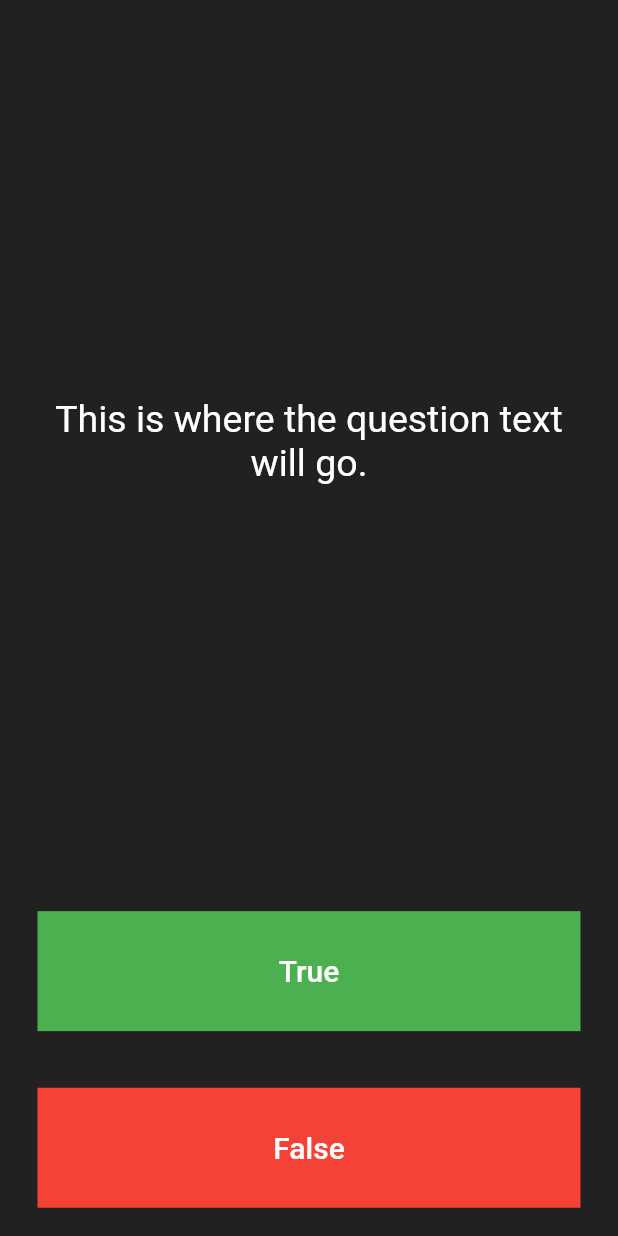
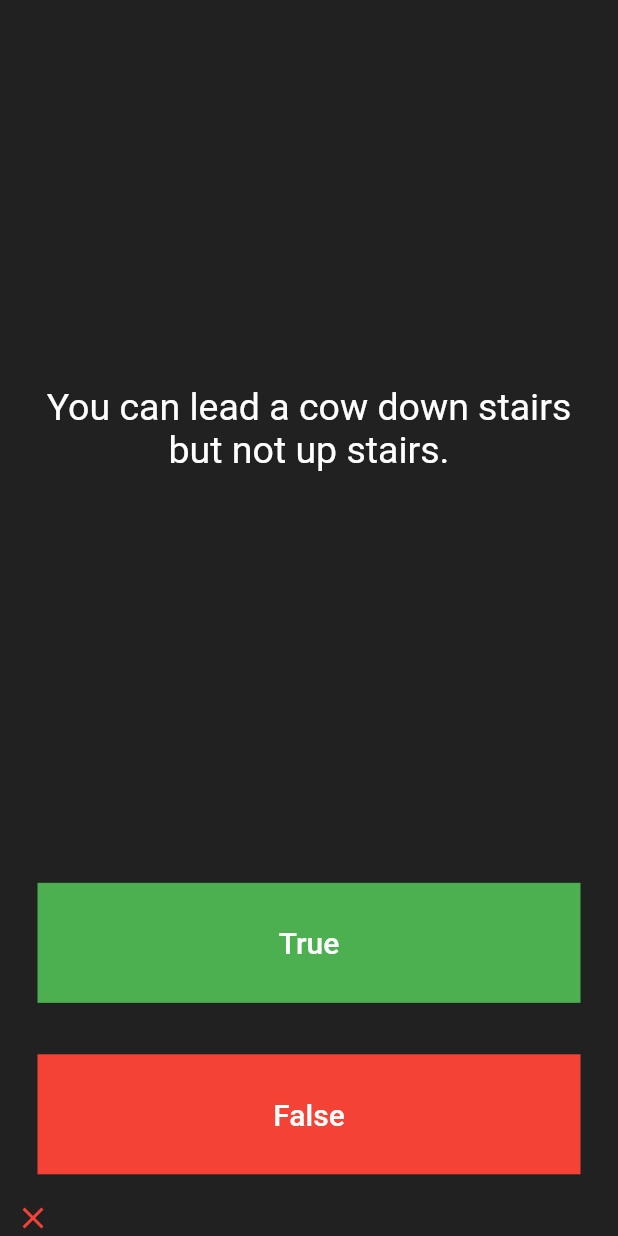
Before and after one commit to divyashivaram/quizzler-stub, a Flutter app: the screen it shows after launch, after a tap on "True", on a phone screen of 412 x 824 dp. Run offline on Flutter 3.47's test engine with Material 2 defaults, Android fonts, the phone set to English and light mode, and no system bars.

Commit message:
update files with section 10 stub

```diff
--- a/lib/main.dart
+++ b/lib/main.dart
@@ -1,4 +1,5 @@
 import 'package:flutter/material.dart';
+import 'quiz_brain.dart';
 
 void main() => runApp(Quizzler());
 
@@ -25,19 +26,43 @@
 }
 
 class _QuizPageState extends State<QuizPage> {
-  @override
-  Widget build(BuildContext context) {
-    return Column(
-      mainAxisAlignment: MainAxisAlignment.spaceBetween,
-      crossAxisAlignment: CrossAxisAlignment.stretch,
-      children: [
-        Expanded(
+  List<Icon> scorekeeper = [];
+  QuizBrain quizbrain = QuizBrain();
+
+  void checkAnswer(bool userAnswer) {
+    bool correctAnswer = quizbrain.getAnswer();
+    //TODO: Step 4 - Use IF/ELSE to check if we've reached the end of the quiz. If true, execute Part A, B, C, D.
+    //TODO: Step 4 Part A - show an alert using rFlutter_alert (remember to read the docs for the package!)
+    //HINT! Step 4 Part B is in the quiz_brain.dart
+    //TODO: Step 4 Part C - reset the questionNumber,
+    //TODO: Step 4 Part D - empty out the scoreKeeper.
+
+    //TODO: Step 5 - If we've not reached the end, ELSE do the answer checking steps below
+    if (correctAnswer == userAnswer) {
+      scorekeeper.add(
+        Icon(
+          Icons.check,
+          color: Colors.green,
+        ),
+      );
+    } else {
+      scorekeeper.add(
+        Icon(
+          Icons.clear,
+          color: Colors.red,
+        ),
+      );
+    }
+  }
+
+  Widget question() {
+    return Expanded(
       flex: 5,
       child: Padding(
         padding: EdgeInsets.all(10.0),
         child: Center(
           child: Text(
-                'This is where the question text will go.',
+            quizbrain.getQuestionText(),
             textAlign: TextAlign.center,
             style: TextStyle(
               fontSize: 25.0,
@@ -46,7 +71,30 @@
           ),
         ),
       ),
-        ),
+    );
+  }
+
+  Icon correct() {
+    return Icon(
+      Icons.check,
+      color: Colors.green,
+    );
+  }
+
+  Icon wrong() {
+    return Icon(
+      Icons.clear,
+      color: Colors.red,
+    );
+  }
+
+  @override
+  Widget build(BuildContext context) {
+    return Column(
+      mainAxisAlignment: MainAxisAlignment.spaceBetween,
+      crossAxisAlignment: CrossAxisAlignment.stretch,
+      children: [
+        question(),
         Expanded(
           child: Padding(
             padding: EdgeInsets.all(15.0),
@@ -67,8 +115,10 @@
                 ),
               ),
               onPressed: () {
-                print('The user picked True');
-                //The user picked true.
+                setState(() {
+                  quizbrain.nextQuestion();
+                  checkAnswer(true);
+                });
               },
             ),
           ),
@@ -93,20 +143,18 @@
                 ),
               ),
               onPressed: () {
-                print('The user picked False');
-                //The user picked false.
+                setState(() {
+                  quizbrain.nextQuestion();
+                  checkAnswer(false);
+                });
               },
             ),
           ),
         ),
-        //TODO: Add a Row here as your score keeper
+        Row(
+          children: scorekeeper,
+        )
       ],
     );
   }
 }
-
-/*
-question1: 'You can lead a cow down stairs but not up stairs.', false,
-question2: 'Approximately one quarter of human bones are in the feet.', true,
-question3: 'A slug\'s blood is green.', true,
-*/
--- /dev/null
+++ b/lib/question.dart
@@ -0,0 +1,9 @@
+class Question {
+  String? question;
+  bool? answer;
+
+  Question(String? q, bool? a) {
+    question = q;
+    answer = a;
+  }
+}
--- /dev/null
+++ b/lib/quiz_brain.dart
@@ -0,0 +1,52 @@
+import 'question.dart';
+
+class QuizBrain {
+  int _questionNumber = 0;
+  List<Question> _questionBank = [
+    Question('Some cats are actually allergic to humans', true),
+    Question('You can lead a cow down stairs but not up stairs.', false),
+    Question('Approximately one quarter of human bones are in the feet.', true),
+    Question('A slug\'s blood is green.', true),
+    Question('Buzz Aldrin\'s mother\'s maiden name was \"Moon\".', true),
+    Question('It is illegal to pee in the Ocean in Portugal.', true),
+    Question(
+        'No piece of square dry paper can be folded in half more than 7 times.',
+        false),
+    Question(
+        'In London, UK, if you happen to die in the House of Parliament, you are technically entitled to a state funeral, because the building is considered too sacred a place.',
+        true),
+    Question(
+        'The loudest sound produced by any animal is 188 decibels. That animal is the African Elephant.',
+        false),
+    Question(
+        'The total surface area of two human lungs is approximately 70 square metres.',
+        true),
+    Question('Google was originally called \"Backrub\".', true),
+    Question(
+        'Chocolate affects a dog\'s heart and nervous system; a few ounces are enough to kill a small dog.',
+        true),
+    Question(
+        'In West Virginia, USA, if you accidentally hit an animal with your car, you are free to take it home to eat.',
+        true),
+  ];
+
+  void nextQuestion() {
+    if (_questionNumber < _questionBank.length - 1) {
+      _questionNumber++;
+    }
+  }
+
+  String getQuestionText() {
+    return _questionBank[_questionNumber].question ?? "Question unavailable";
+  }
+
+  bool getAnswer() {
+    return _questionBank[_questionNumber].answer ?? false;
+  }
+
+  //TODO: Step 3 Part A - Create a method called isFinished() here that checks to see if we have reached the last question. It should return (have an output) true if we've reached the last question and it should return false if we're not there yet.
+
+  //TODO: Step 3 Part B - Use a print statement to check that isFinished is returning true when you are indeed at the end of the quiz and when a restart should happen.
+
+  //TODO: Step 4 Part B - Create a reset() method here that sets the questionNumber back to 0.
+}
```
Lines whose indentation alone changed are shown as unchanged.
